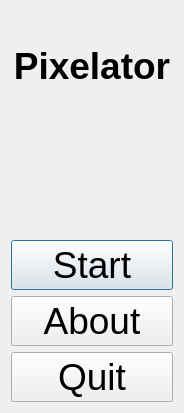
Above: qtpixelatormenudialog.ui from richelbilderbeek/Pixelator before the change. Below: the same form after it.
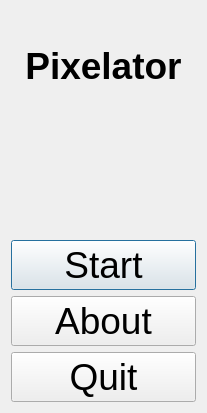
That is the form after the change. Icons and pictures are not drawn.

What changed in the file:
```diff
--- a/qtpixelatormenudialog.ui
+++ b/qtpixelatormenudialog.ui
@@ -6,7 +6,7 @@
    <rect>
     <x>0</x>
     <y>0</y>
-    <width>184</width>
+    <width>207</width>
     <height>413</height>
    </rect>
   </property>
```
Left out of the diff: 4 changed lines with no effect on the pictures.
